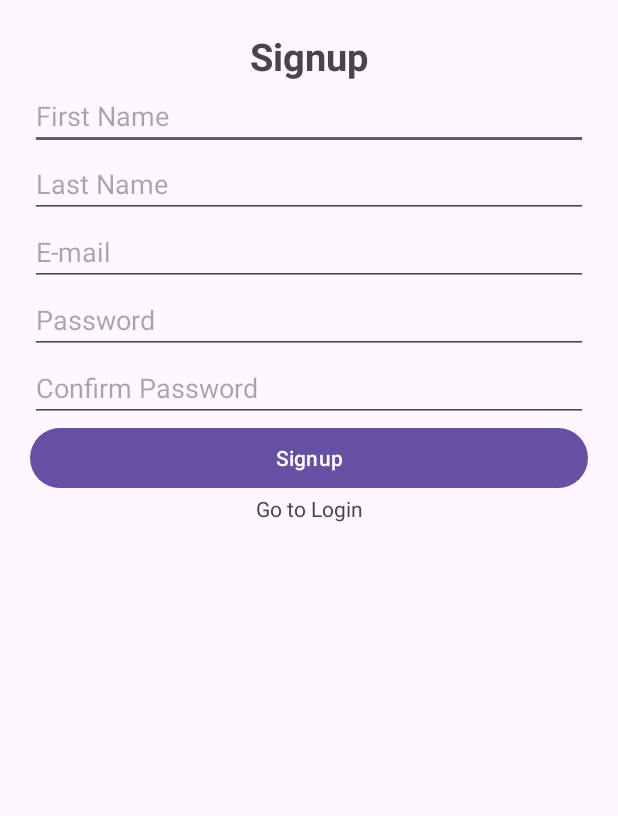
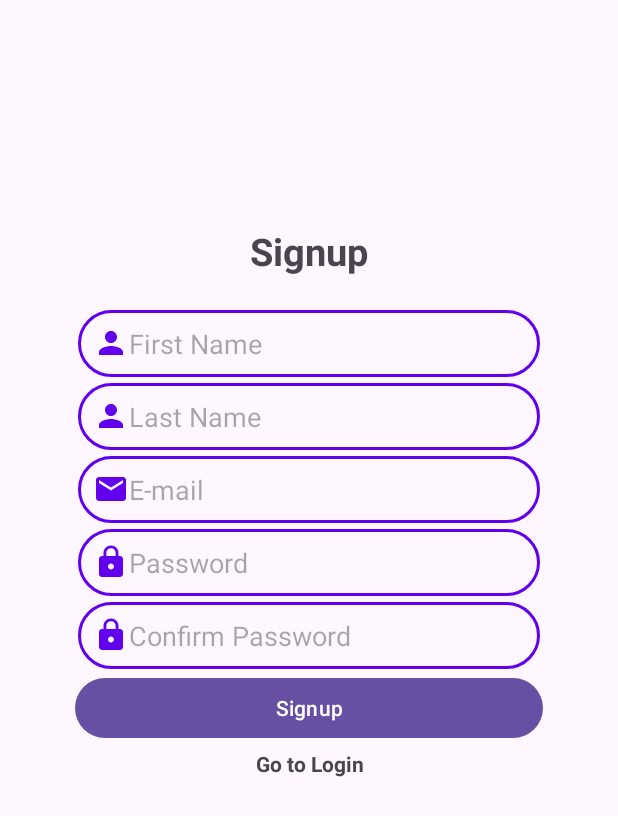
Before and after one commit to Josip-Rizner/AppleDiseaseClassificator, an Android app: the SignupActivity screen opened directly, with no data from a screen before it, on a phone screen of 412 x 824 dp. Shown: the top 816 px of the screen. Run offline under Robolectric (Android 15) with nearby library versions, the phone set to English and light mode, and no system bars; our stand-ins replace Firebase (no records; nobody signed in at launch, a user with empty details on screens opened directly).

Commit message:
Login/Signup/Password reset UI redesign (without colors)

```diff
--- /dev/null
+++ b/app/src/main/res/drawable/edit_text_round.xml
@@ -0,0 +1,8 @@
+<?xml version="1.0" encoding="utf-8"?>
+<shape xmlns:android="http://schemas.android.com/apk/res/android">
+
+    <stroke android:color="@color/purple_500"
+        android:width="2dp" />
+
+    <corners android:radius="50dp"/>
+</shape>
--- /dev/null
+++ b/app/src/main/res/drawable/ic_baseline_email_24.xml
@@ -0,0 +1,5 @@
+<vector android:height="24dp" android:tint="@color/purple_500"
+    android:viewportHeight="24" android:viewportWidth="24"
+    android:width="24dp" xmlns:android="http://schemas.android.com/apk/res/android">
+    <path android:fillColor="@android:color/white" android:pathData="M20,4L4,4c-1.1,0 -1.99,0.9 -1.99,2L2,18c0,1.1 0.9,2 2,2h16c1.1,0 2,-0.9 2,-2L22,6c0,-1.1 -0.9,-2 -2,-2zM20,8l-8,5 -8,-5L4,6l8,5 8,-5v2z"/>
+</vector>
--- /dev/null
+++ b/app/src/main/res/drawable/ic_baseline_lock_24.xml
@@ -0,0 +1,5 @@
+<vector android:height="24dp" android:tint="@color/purple_500"
+    android:viewportHeight="24" android:viewportWidth="24"
+    android:width="24dp" xmlns:android="http://schemas.android.com/apk/res/android">
+    <path android:fillColor="@color/white" android:pathData="M18,8h-1L17,6c0,-2.76 -2.24,-5 -5,-5S7,3.24 7,6v2L6,8c-1.1,0 -2,0.9 -2,2v10c0,1.1 0.9,2 2,2h12c1.1,0 2,-0.9 2,-2L20,10c0,-1.1 -0.9,-2 -2,-2zM12,17c-1.1,0 -2,-0.9 -2,-2s0.9,-2 2,-2 2,0.9 2,2 -0.9,2 -2,2zM15.1,8L8.9,8L8.9,6c0,-1.71 1.39,-3.1 3.1,-3.1 1.71,0 3.1,1.39 3.1,3.1v2z"/>
+</vector>
--- /dev/null
+++ b/app/src/main/res/drawable/ic_baseline_person_24.xml
@@ -0,0 +1,5 @@
+<vector android:height="24dp" android:tint="@color/purple_500"
+    android:viewportHeight="24" android:viewportWidth="24"
+    android:width="24dp" xmlns:android="http://schemas.android.com/apk/res/android">
+    <path android:fillColor="@android:color/white" android:pathData="M12,12c2.21,0 4,-1.79 4,-4s-1.79,-4 -4,-4 -4,1.79 -4,4 1.79,4 4,4zM12,14c-2.67,0 -8,1.34 -8,4v2h16v-2c0,-2.66 -5.33,-4 -8,-4z"/>
+</vector>
--- a/app/src/main/res/layout/activity_signup.xml
+++ b/app/src/main/res/layout/activity_signup.xml
@@ -5,7 +5,7 @@
     android:layout_width="match_parent"
     android:layout_height="match_parent"
     android:orientation="vertical"
-    android:padding="20dp"
+    android:padding="50dp"
     tools:context=".SignupActivity">
 
     <TextView
@@ -14,6 +14,8 @@
         android:textSize="25sp"
         android:gravity="center"
         android:textStyle="bold"
+        android:layout_marginTop="100dp"
+        android:layout_marginBottom="20dp"
         android:text="@string/signup"/>
 
     <EditText
@@ -21,6 +23,10 @@
         android:layout_width="match_parent"
         android:layout_height="wrap_content"
         android:inputType="text"
+        android:padding="10dp"
+        android:background="@drawable/edit_text_round"
+        android:layout_margin="2dp"
+        android:drawableLeft="@drawable/ic_baseline_person_24"
         android:hint="@string/first_name"/>
 
     <EditText
@@ -28,6 +34,10 @@
         android:layout_width="match_parent"
         android:layout_height="wrap_content"
         android:inputType="text"
+        android:padding="10dp"
+        android:background="@drawable/edit_text_round"
+        android:layout_margin="2dp"
+        android:drawableLeft="@drawable/ic_baseline_person_24"
         android:hint="@string/last_name"/>
 
     <EditText
@@ -35,6 +45,10 @@
         android:layout_width="match_parent"
         android:layout_height="wrap_content"
         android:inputType="textEmailAddress"
+        android:padding="10dp"
+        android:background="@drawable/edit_text_round"
+        android:layout_margin="2dp"
+        android:drawableLeft="@drawable/ic_baseline_email_24"
         android:hint="@string/e_mail"/>
 
     <EditText
@@ -42,6 +56,10 @@
         android:layout_width="match_parent"
         android:layout_height="wrap_content"
         android:inputType="textPassword"
+        android:padding="10dp"
+        android:background="@drawable/edit_text_round"
+        android:layout_margin="2dp"
+        android:drawableLeft="@drawable/ic_baseline_lock_24"
         android:hint="@string/password"/>
 
     <EditText
@@ -49,6 +67,10 @@
         android:layout_width="match_parent"
         android:layout_height="wrap_content"
         android:inputType="textPassword"
+        android:padding="10dp"
+        android:background="@drawable/edit_text_round"
+        android:layout_margin="2dp"
+        android:drawableLeft="@drawable/ic_baseline_lock_24"
         android:hint="Confirm Password"/>
 
     <Button
@@ -62,6 +84,8 @@
         android:gravity="center"
         android:layout_width="match_parent"
         android:layout_height="wrap_content"
+        android:textStyle="bold"
+        android:layout_margin="3dp"
         android:text="@string/go_to_login"/>
 
     <ProgressBar
```
Also changed, not shown: app/src/main/res/layout/activity_login.xml (+15 -1 lines), app/src/main/res/layout/activity_reset_password.xml (+9 -0 lines).
